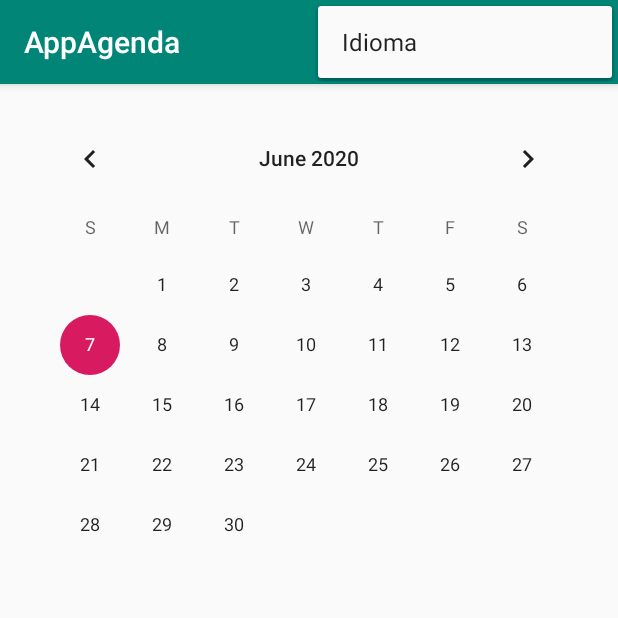
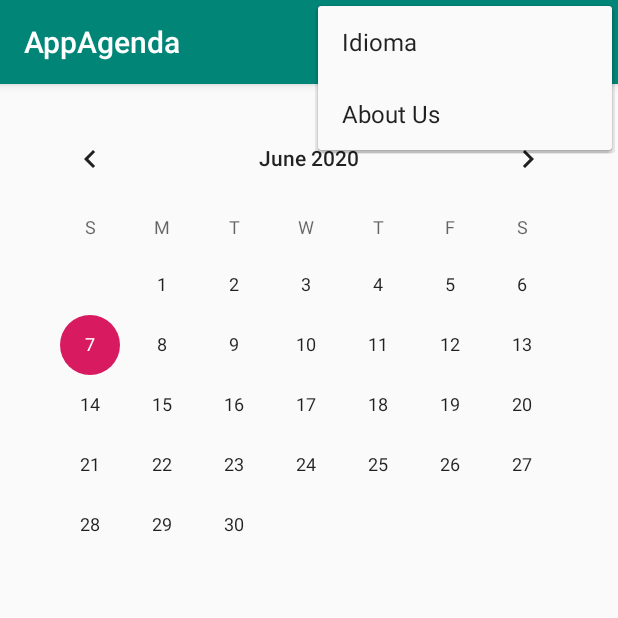
Before and after one commit to 2DAMUE/pmdm-ad-extraordinaria-SantiagoLMC, an Android app: the MainActivity screen opened directly, with no data from a screen before it, with the options menu open, on a phone screen of 412 x 824 dp, the top half of it. Run offline under Robolectric (Android 15) with nearby library versions, the phone set to English and light mode, and no system bars.

```diff
--- a/app/src/main/AndroidManifest.xml
+++ b/app/src/main/AndroidManifest.xml
@@ -17,6 +17,8 @@
                 <category android:name="android.intent.category.LAUNCHER" />
             </intent-filter>
         </activity>
+        <activity android:name=".Language"/>
+        <activity android:name=".About_US" />
         <activity android:name=".AddActivity" />
         <activity android:name=".MainActivity" />
     </application>
--- a/app/src/main/java/com/example/appagenda/MainActivity.java
+++ b/app/src/main/java/com/example/appagenda/MainActivity.java
@@ -69,7 +69,7 @@ public class MainActivity extends AppCompatActivity implements CalendarView.OnDa
     }
     public boolean onOptionsItemSelected(MenuItem item){
         int id = item.getItemId();
-        if(id == R.id.item1){
+        if(id == R.id.itemIdioma){
             Toast.makeText(this, "Opcion1", Toast.LENGTH_SHORT).show();
         }return super.onOptionsItemSelected(item);
     }
--- a/app/src/main/res/menu/menu.xml
+++ b/app/src/main/res/menu/menu.xml
@@ -1,8 +1,13 @@
 <?xml version="1.0" encoding="utf-8"?>
-<menu xmlns:app="http://schemas.android.com/apk/res-auto"
-    xmlns:android="http://schemas.android.com/apk/res/android">
+<menu xmlns:android="http://schemas.android.com/apk/res/android"
+    xmlns:app="http://schemas.android.com/apk/res-auto">
 
     <item
-        android:id="@+id/item1"
-        android:title="@string/item1" />
+        android:id="@+id/itemIdioma"
+        android:title="@string/item1"
+        app:showAsAction="never" />
+    <item
+        android:id="@+id/itemAU"
+        android:title="About Us"
+        app:showAsAction="never" />
 </menu>
```
Also changed, not shown: app/src/main/java/com/example/appagenda/About_US.java (+20 -1 lines), app/src/main/java/com/example/appagenda/Language.java (+9 -12 lines), app/src/main/java/com/example/appagenda/ViewActivity.java (+30 -0 lines), app/src/main/res/layout/activity_about_us.xml (+10 -0 lines).
